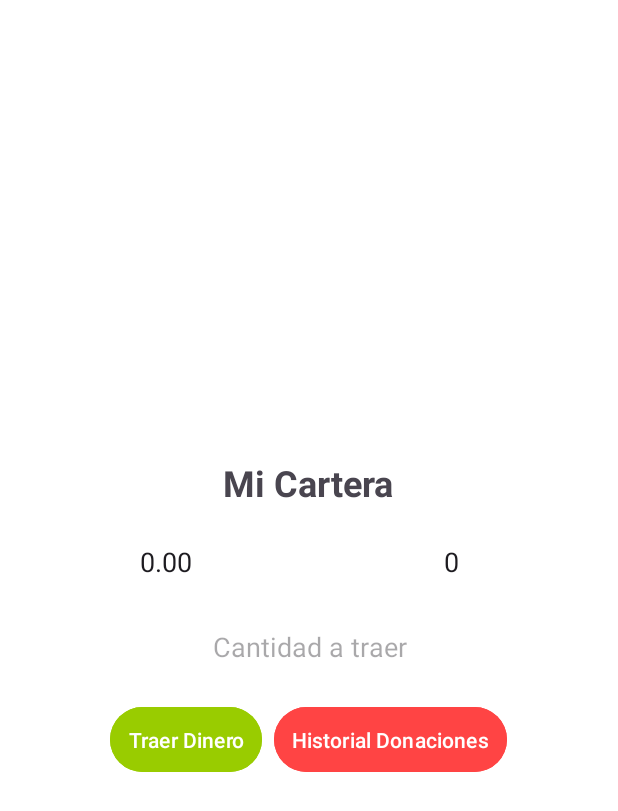
After one commit to urenakiller10/App_Comida_Cercana, an Android app: the cartera screen opened directly, with no data from a screen before it, on a phone screen of 412 x 824 dp. The commit adds this screen. Shown: the top 811 px of the screen. Run offline under Robolectric (Android 15) with nearby library versions, the phone set to English and light mode, and no system bars; our stand-ins replace Firebase (no records; nobody signed in at launch, a user with empty details on screens opened directly).

Commit message:
Funciona la cartera trae el dinero desde la base de datos

```diff
--- a/CrowFunding/app/src/main/AndroidManifest.xml
+++ b/CrowFunding/app/src/main/AndroidManifest.xml
@@ -23,6 +23,8 @@
         </activity>
         <activity android:name=".registrarse"/>
         <activity android:name=".iniciar_sesion"/>
+        <activity android:name=".MainScreenActivity"/>
+        <activity android:name=".cartera"/>
 
     </application>
 
--- /dev/null
+++ b/CrowFunding/app/src/main/java/com/example/crowfunding/cartera.java
@@ -0,0 +1,120 @@
+package com.example.crowfunding;
+
+import android.os.Bundle;
+import android.view.View;
+import android.widget.Button;
+import android.widget.EditText;
+import android.widget.Toast;
+
+import androidx.annotation.NonNull;
+import androidx.appcompat.app.AppCompatActivity;
+
+import com.google.android.gms.tasks.OnCompleteListener;
+import com.google.android.gms.tasks.Task;
+import com.google.firebase.auth.FirebaseAuth;
+import com.google.firebase.firestore.DocumentReference;
+import com.google.firebase.firestore.DocumentSnapshot;
+import com.google.firebase.firestore.FirebaseFirestore;
+
+public class cartera extends AppCompatActivity {
+
+    private EditText saldoEditText, donacionesEditText, traerDineroEditText;
+    private Button traerDineroButton, historialDonacionesButton;
+    private double saldo = 0.0;
+    private int cantidadDonaciones = 0;
+
+    private FirebaseAuth mAuth;
+    private FirebaseFirestore db;
+    private String userId;
+
+    @Override
+    protected void onCreate(Bundle savedInstanceState) {
+        super.onCreate(savedInstanceState);
+        setContentView(R.layout.view_cartera);
+
+        // Inicializar FirebaseAuth y Firestore
+        mAuth = FirebaseAuth.getInstance();
+        db = FirebaseFirestore.getInstance();
+        userId = mAuth.getCurrentUser().getUid();  // Obtener el ID del usuario actual
+
+        // Referenciar los elementos del layout
+        saldoEditText = findViewById(R.id.saldo_editText);
+        donacionesEditText = findViewById(R.id.donaciones_editText);
+        traerDineroEditText = findViewById(R.id.traer_dinero_editText);
+        traerDineroButton = findViewById(R.id.traer_dinero_button);
+        historialDonacionesButton = findViewById(R.id.historial_donaciones_button);
+
+        // Obtener y mostrar el saldo inicial del usuario
+        obtenerSaldoDesdeFirestore();
+
+        // Acción para traer dinero
+        traerDineroButton.setOnClickListener(new View.OnClickListener() {
+            @Override
+            public void onClick(View v) {
+                String cantidadStr = traerDineroEditText.getText().toString();
+                if (!cantidadStr.isEmpty()) {
+                    double cantidad = Double.parseDouble(cantidadStr);
+                    saldo += cantidad; // Actualizar saldo localmente
+                    actualizarCampos();
+                    actualizarSaldoEnFirestore(saldo); // Actualizar saldo en Firestore
+                } else {
+                    Toast.makeText(cartera.this, "Ingrese una cantidad válida", Toast.LENGTH_SHORT).show();
+                }
+            }
+        });
+
+        // Acción para historial de donaciones
+        historialDonacionesButton.setOnClickListener(new View.OnClickListener() {
+            @Override
+            public void onClick(View v) {
+                // Ir a la pantalla de historial de donaciones
+                // Intent intent = new Intent(cartera.this, HistorialDonacionesActivity.class);
+                // startActivity(intent);
+            }
+        });
+    }
+
+    // Obtener el saldo desde Firestore y mostrarlo
+    private void obtenerSaldoDesdeFirestore() {
+        DocumentReference userRef = db.collection("users").document(userId);
+        userRef.get().addOnCompleteListener(new OnCompleteListener<DocumentSnapshot>() {
+            @Override
+            public void onComplete(@NonNull Task<DocumentSnapshot> task) {
+                if (task.isSuccessful()) {
+                    DocumentSnapshot document = task.getResult();
+                    if (document.exists()) {
+                        // Obtener el campo initialMoney de Firestore
+                        saldo = document.getDouble("initialMoney");
+                        actualizarCampos(); // Actualizar el campo de saldo en la interfaz
+                    } else {
+                        Toast.makeText(cartera.this, "El documento no existe", Toast.LENGTH_SHORT).show();
+                    }
+                } else {
+                    Toast.makeText(cartera.this, "Error al obtener el saldo: " + task.getException().getMessage(), Toast.LENGTH_SHORT).show();
+                }
+            }
+        });
+    }
+
+    // Actualizar el saldo en Firestore cuando el usuario agregue dinero
+    private void actualizarSaldoEnFirestore(double nuevoSaldo) {
+        DocumentReference userRef = db.collection("users").document(userId);
+        userRef.update("initialMoney", nuevoSaldo)
+                .addOnCompleteListener(new OnCompleteListener<Void>() {
+                    @Override
+                    public void onComplete(@NonNull Task<Void> task) {
+                        if (task.isSuccessful()) {
+                            Toast.makeText(cartera.this, "Saldo actualizado correctamente", Toast.LENGTH_SHORT).show();
+                        } else {
+                            Toast.makeText(cartera.this, "Error al actualizar el saldo", Toast.LENGTH_SHORT).show();
+                        }
+                    }
+                });
+    }
+
+    // Actualizar los campos de la interfaz con el saldo y la cantidad de donaciones
+    private void actualizarCampos() {
+        saldoEditText.setText(String.format("%.2f", saldo));
+        donacionesEditText.setText(String.valueOf(cantidadDonaciones));
+    }
+}
--- a/CrowFunding/app/src/main/java/com/example/crowfunding/registrarse.java
+++ b/CrowFunding/app/src/main/java/com/example/crowfunding/registrarse.java
@@ -109,7 +109,10 @@ public class registrarse extends AppCompatActivity {
                             userData.put("cedula", cedula);
                             userData.put("phone", phone);
                             userData.put("email", email);
-                            userData.put("initialMoney", initialMoney);
+
+                            // Convertir el saldo inicial a un número antes de guardarlo
+                            double initialMoneyValue = Double.parseDouble(initialMoney);
+                            userData.put("initialMoney", initialMoneyValue);
 
                             db.collection("users").document(userId)
                                     .set(userData)
@@ -141,4 +144,5 @@ public class registrarse extends AppCompatActivity {
 
 
 
+
 }
--- /dev/null
+++ b/CrowFunding/app/src/main/res/drawable/baseline_home_24.xml
@@ -0,0 +1,5 @@
+<vector xmlns:android="http://schemas.android.com/apk/res/android" android:height="24dp" android:tint="#000000" android:viewportHeight="24" android:viewportWidth="24" android:width="24dp">
+
+    <path android:fillColor="@android:color/white" android:pathData="M10,20v-6h4v6h5v-8h3L12,3 2,12h3v8z"/>
+
+</vector>
--- /dev/null
+++ b/CrowFunding/app/src/main/res/layout/view_cartera.xml
@@ -0,0 +1,100 @@
+<?xml version="1.0" encoding="utf-8"?>
+<LinearLayout xmlns:android="http://schemas.android.com/apk/res/android"
+    android:layout_width="match_parent"
+    android:layout_height="match_parent"
+    android:orientation="vertical"
+    android:padding="16dp"
+    android:gravity="center"
+    android:background="#FFFFFF">
+
+    <!-- Título -->
+    <TextView
+        android:id="@+id/cartera_title"
+        android:layout_width="wrap_content"
+        android:layout_height="wrap_content"
+        android:text="Mi Cartera"
+        android:textSize="24sp"
+        android:textStyle="bold"
+        android:layout_gravity="center"
+        android:layout_marginBottom="16dp" />
+
+    <!-- Layout para los campos de saldo y donaciones -->
+    <LinearLayout
+        android:layout_width="match_parent"
+        android:layout_height="wrap_content"
+        android:orientation="horizontal"
+        android:gravity="center"
+        android:weightSum="2">
+
+        <!-- Campo Mi saldo -->
+        <EditText
+            android:id="@+id/saldo_editText"
+            android:layout_width="0dp"
+            android:layout_height="wrap_content"
+            android:layout_weight="1"
+            android:hint="Mi saldo"
+            android:text="0.00"
+            android:inputType="numberDecimal"
+            android:textSize="18sp"
+            android:padding="8dp"
+            android:gravity="center"
+            android:background="@android:color/white" />
+
+        <!-- Campo Cantidad de donaciones -->
+        <EditText
+            android:id="@+id/donaciones_editText"
+            android:layout_width="0dp"
+            android:layout_height="wrap_content"
+            android:layout_weight="1"
+            android:hint="Cantidad de donaciones"
+            android:text="0"
+            android:inputType="number"
+            android:textSize="18sp"
+            android:padding="8dp"
+            android:gravity="center"
+            android:background="@android:color/white" />
+    </LinearLayout>
+
+    <!-- Campo para ingresar el dinero a traer -->
+    <EditText
+        android:id="@+id/traer_dinero_editText"
+        android:layout_width="match_parent"
+        android:layout_height="wrap_content"
+        android:hint="Cantidad a traer"
+        android:inputType="numberDecimal"
+        android:textSize="18sp"
+        android:layout_marginTop="16dp"
+        android:padding="8dp"
+        android:gravity="center"
+        android:background="@android:color/white" />
+
+    <!-- Botones -->
+    <LinearLayout
+        android:layout_width="match_parent"
+        android:layout_height="wrap_content"
+        android:orientation="horizontal"
+        android:gravity="center"
+        android:layout_marginTop="16dp">
+
+        <!-- Botón Traer Dinero -->
+        <Button
+            android:id="@+id/traer_dinero_button"
+            android:layout_width="wrap_content"
+            android:layout_height="wrap_content"
+            android:text="Traer Dinero"
+            android:backgroundTint="@android:color/holo_green_light"
+            android:textColor="@android:color/white"
+            android:layout_marginEnd="8dp"
+            android:padding="12dp" />
+
+        <!-- Botón Historial de Donaciones -->
+        <Button
+            android:id="@+id/historial_donaciones_button"
+            android:layout_width="wrap_content"
+            android:layout_height="wrap_content"
+            android:text="Historial Donaciones"
+            android:backgroundTint="@android:color/holo_red_light"
+            android:textColor="@android:color/white"
+            android:padding="12dp" />
+    </LinearLayout>
+</LinearLayout>
--- a/CrowFunding/app/src/main/res/values/strings.xml
+++ b/CrowFunding/app/src/main/res/values/strings.xml
@@ -10,5 +10,11 @@
         <item>Administración de Sistemas</item>
         <item>Inteligencia Artificial</item>
         <item>Soporte Técnico</item>
+
+
     </string-array>
+
+    <string name="CrowFunding">CrowFunding</string>
+    <string name="open_drawer">Abrir menú</string>
+    <string name="close_drawer">Cerrar menú</string>
 </resources>
```
Also changed, not shown: CrowFunding/app/src/main/java/com/example/crowfunding/MainActivity.java (+10 -0 lines), CrowFunding/app/src/main/java/com/example/crowfunding/MainScreenActivity.java (added, +83 -0 lines), CrowFunding/app/src/main/java/com/example/crowfunding/iniciar_sesion.java (+17 -8 lines), CrowFunding/app/src/main/res/layout/activity_main_screen.xml (added, +41 -0 lines), CrowFunding/app/src/main/res/layout/nav_header.xml (added, +23 -0 lines), CrowFunding/app/src/main/res/layout/view_iniciar_sesion.xml (+10 -8 lines), CrowFunding/app/src/main/res/menu/drawer_menu.xml (added, +27 -0 lines).
